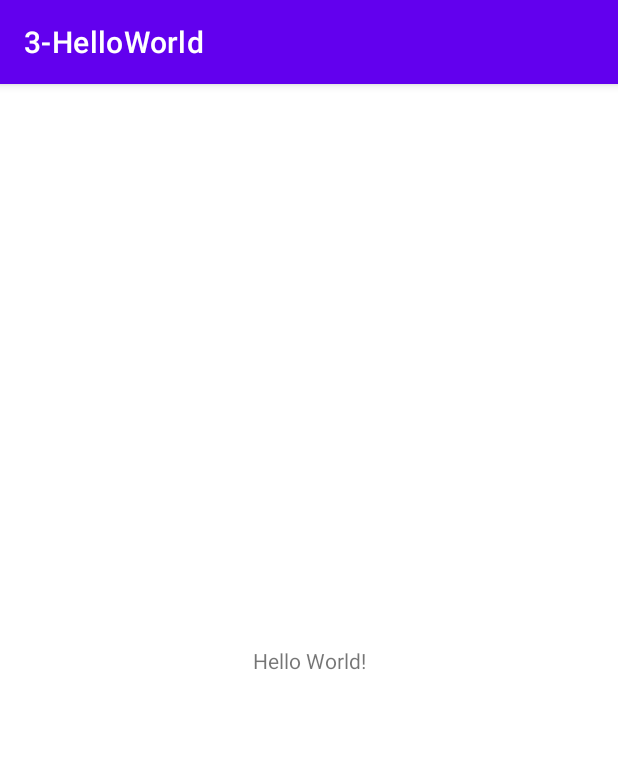
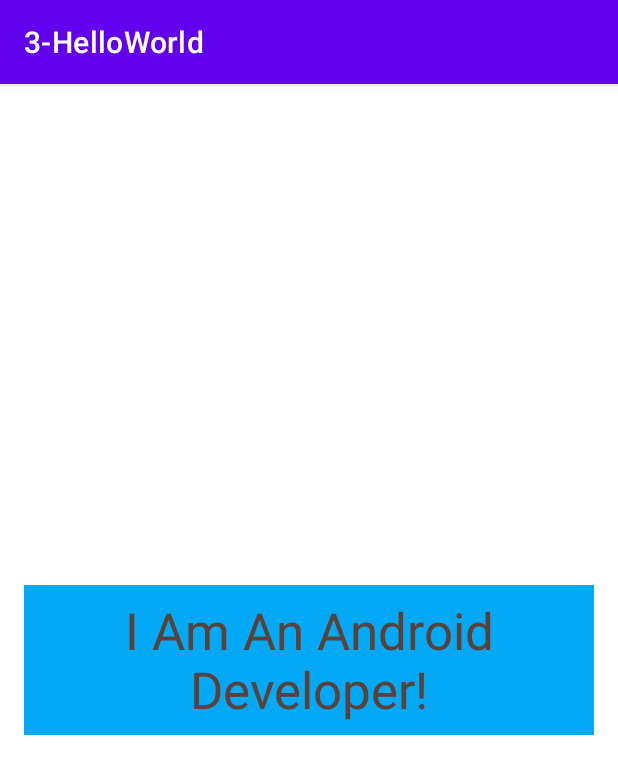
Before and after one commit to mortessa99/3-Android-HelloWorld, an Android app: the screen it shows after launch (MainActivity), on a phone screen of 412 x 824 dp. Shown: the top 774 px of the screen. Run offline under Robolectric (Android 15) with nearby library versions, the phone set to English and light mode, and no system bars.

```diff
--- a/app/src/main/res/layout/activity_main.xml
+++ b/app/src/main/res/layout/activity_main.xml
@@ -7,12 +7,19 @@
     tools:context=".MainActivity">
 
     <TextView
-        android:layout_width="wrap_content"
-        android:layout_height="wrap_content"
-        android:text="Hello World!"
+        android:id="@+id/txtView"
+        android:layout_width="0dp"
+        android:layout_height="100dp"
+        android:layout_marginStart="16dp"
+        android:layout_marginEnd="16dp"
+        android:background="#03A9F4"
+        android:gravity="center"
+        android:text="I Am An Android Developer!"
+        android:textColor="#5D4037"
+        android:textSize="34sp"
         app:layout_constraintBottom_toBottomOf="parent"
-        app:layout_constraintLeft_toLeftOf="parent"
-        app:layout_constraintRight_toRightOf="parent"
+        app:layout_constraintEnd_toEndOf="parent"
+        app:layout_constraintStart_toStartOf="parent"
         app:layout_constraintTop_toTopOf="parent" />
 
 </androidx.constraintlayout.widget.ConstraintLayout>
```
